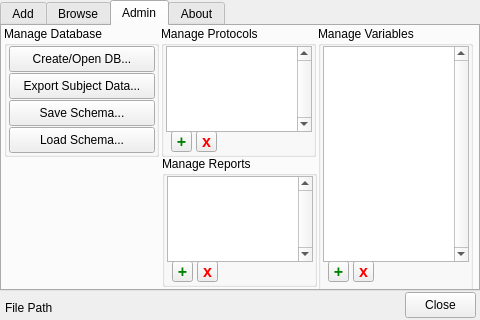
Qt form src/psylab/subject_manager/subject_manager_ui.ui (cbrown1/psylab) before a commit.
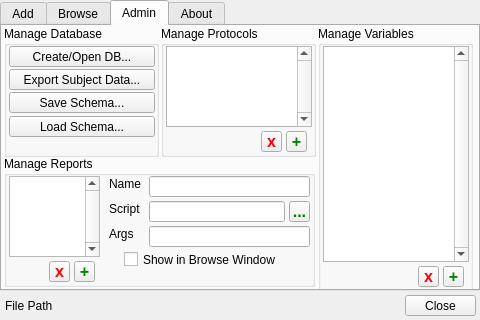
The same form after that commit. The open tabs and pages were chosen to show the change.

Commit message: subject manager: report system now more generic, can handle arguments, easier to create and edit.

What changed in the file:
```diff
--- a/src/psylab/subject_manager/subject_manager_ui.ui
+++ b/src/psylab/subject_manager/subject_manager_ui.ui
@@ -948,7 +948,7 @@
      <widget class="QPushButton" name="admin_protocols_remove_pushButton">
       <property name="geometry">
        <rect>
-        <x>35</x>
+        <x>100</x>
         <y>105</y>
         <width>21</width>
         <height>21</height>
@@ -971,7 +971,7 @@
      <widget class="QPushButton" name="admin_protocols_add_pushButton">
       <property name="geometry">
        <rect>
-        <x>10</x>
+        <x>125</x>
         <y>105</y>
         <width>21</width>
         <height>21</height>
@@ -997,7 +997,7 @@
         <x>5</x>
         <y>20</y>
         <width>146</width>
-        <height>86</height>
+        <height>81</height>
        </rect>
       </property>
       <property name="verticalScrollBarPolicy">
@@ -1020,8 +1020,8 @@
      <widget class="QPushButton" name="admin_user_remove_pushButton">
       <property name="geometry">
        <rect>
-        <x>35</x>
-        <y>235</y>
+        <x>100</x>
+        <y>240</y>
         <width>21</width>
         <height>21</height>
        </rect>
@@ -1043,8 +1043,8 @@
      <widget class="QPushButton" name="admin_user_add_pushButton">
       <property name="geometry">
        <rect>
-        <x>10</x>
-        <y>235</y>
+        <x>125</x>
+        <y>240</y>
         <width>21</width>
         <height>21</height>
        </rect>
@@ -1095,7 +1095,7 @@
         <x>5</x>
         <y>20</y>
         <width>146</width>
-        <height>26</height>
+        <height>21</height>
        </rect>
       </property>
       <property name="text">
@@ -1106,9 +1106,9 @@
       <property name="geometry">
        <rect>
         <x>5</x>
-        <y>47</y>
+        <y>43</y>
         <width>146</width>
-        <height>26</height>
+        <height>21</height>
        </rect>
       </property>
       <property name="text">
@@ -1119,9 +1119,9 @@
       <property name="geometry">
        <rect>
         <x>5</x>
-        <y>74</y>
+        <y>66</y>
         <width>146</width>
-        <height>26</height>
+        <height>21</height>
        </rect>
       </property>
       <property name="text">
@@ -1132,9 +1132,9 @@
       <property name="geometry">
        <rect>
         <x>5</x>
-        <y>101</y>
+        <y>90</y>
         <width>146</width>
-        <height>26</height>
+        <height>21</height>
        </rect>
       </property>
       <property name="text">
@@ -1145,9 +1145,9 @@
     <widget class="QGroupBox" name="groupBox_5">
      <property name="geometry">
       <rect>
-       <x>160</x>
+       <x>2</x>
        <y>130</y>
-       <width>155</width>
+       <width>311</width>
        <height>131</height>
       </rect>
      </property>
@@ -1157,7 +1157,7 @@
      <widget class="QPushButton" name="admin_reports_remove_pushButton">
       <property name="geometry">
        <rect>
-        <x>35</x>
+        <x>45</x>
         <y>105</y>
         <width>21</width>
         <height>21</height>
@@ -1180,7 +1180,7 @@
      <widget class="QPushButton" name="admin_reports_add_pushButton">
       <property name="geometry">
        <rect>
-        <x>10</x>
+        <x>70</x>
         <y>105</y>
         <width>21</width>
         <height>21</height>
@@ -1205,8 +1205,8 @@
        <rect>
         <x>5</x>
         <y>20</y>
-        <width>146</width>
-        <height>86</height>
+        <width>91</width>
+        <height>81</height>
        </rect>
       </property>
       <property name="toolTip">
@@ -1217,6 +1217,120 @@
        <enum>Qt::ScrollBarAlwaysOn</enum>
       </property>
      </widget>
+     <widget class="QLineEdit" name="admin_reports_name_lineEdit">
+      <property name="geometry">
+       <rect>
+        <x>145</x>
+        <y>20</y>
+        <width>161</width>
+        <height>21</height>
+       </rect>
+      </property>
+      <property name="toolTip">
+       <string>Queries can be in the form &quot;FName:John OR LName:Smith&quot;</string>
+      </property>
+     </widget>
+     <widget class="QLabel" name="label_10">
+      <property name="geometry">
+       <rect>
+        <x>105</x>
+        <y>20</y>
+        <width>41</width>
+        <height>16</height>
+       </rect>
+      </property>
+      <property name="text">
+       <string>Name</string>
+      </property>
+     </widget>
+     <widget class="QLabel" name="label_11">
+      <property name="geometry">
+       <rect>
+        <x>105</x>
+        <y>45</y>
+        <width>41</width>
+        <height>16</height>
+       </rect>
+      </property>
+      <property name="text">
+       <string>Script</string>
+      </property>
+     </widget>
+     <widget class="QLineEdit" name="admin_reports_script_lineEdit">
+      <property name="geometry">
+       <rect>
+        <x>145</x>
+        <y>45</y>
+        <width>136</width>
+        <height>21</height>
+       </rect>
+      </property>
+      <property name="toolTip">
+       <string>Queries can be in the form &quot;FName:John OR LName:Smith&quot;</string>
+      </property>
+     </widget>
+     <widget class="QPushButton" name="admin_reports_script_pushButton">
+      <property name="geometry">
+       <rect>
+        <x>285</x>
+        <y>45</y>
+        <width>21</width>
+        <height>21</height>
+       </rect>
+      </property>
+      <property name="font">
+       <font>
+        <pointsize>12</pointsize>
+        <weight>75</weight>
+        <bold>true</bold>
+       </font>
+      </property>
+      <property name="styleSheet">
+       <string notr="true">QPushButton {color: green; padding: 0px;}</string>
+      </property>
+      <property name="text">
+       <string>...</string>
+      </property>
+     </widget>
+     <widget class="QLabel" name="label_13">
+      <property name="geometry">
+       <rect>
+        <x>105</x>
+        <y>70</y>
+        <width>41</width>
+        <height>16</height>
+       </rect>
+      </property>
+      <property name="text">
+       <string>Args</string>
+      </property>
+     </widget>
+     <widget class="QLineEdit" name="admin_reports_args_lineEdit">
+      <property name="geometry">
+       <rect>
+        <x>145</x>
+        <y>70</y>
+        <width>161</width>
+        <height>21</height>
+       </rect>
+      </property>
+      <property name="toolTip">
+       <string>Queries can be in the form &quot;FName:John OR LName:Smith&quot;</string>
+      </property>
+     </widget>
+     <widget class="QCheckBox" name="admin_reports_isSubject_checkBox">
+      <property name="geometry">
+       <rect>
+        <x>120</x>
+        <y>95</y>
+        <width>171</width>
+        <height>17</height>
+       </rect>
+      </property>
+      <property name="text">
+       <string>Show in Browse Window</string>
+      </property>
+     </widget>
     </widget>
    </widget>
    <widget class="QWidget" name="tab_4">
@@ -1242,9 +1356,9 @@
    <property name="geometry">
     <rect>
      <x>405</x>
-     <y>292</y>
+     <y>295</y>
      <width>71</width>
-     <height>26</height>
+     <height>21</height>
     </rect>
    </property>
    <property name="text">
@@ -1255,7 +1369,7 @@
    <property name="geometry">
     <rect>
      <x>5</x>
-     <y>300</y>
+     <y>298</y>
      <width>386</width>
      <height>16</height>
     </rect>
```
Left out of the diff: 121 changed lines with no effect on the pictures. The commit also changes 5 other files.
